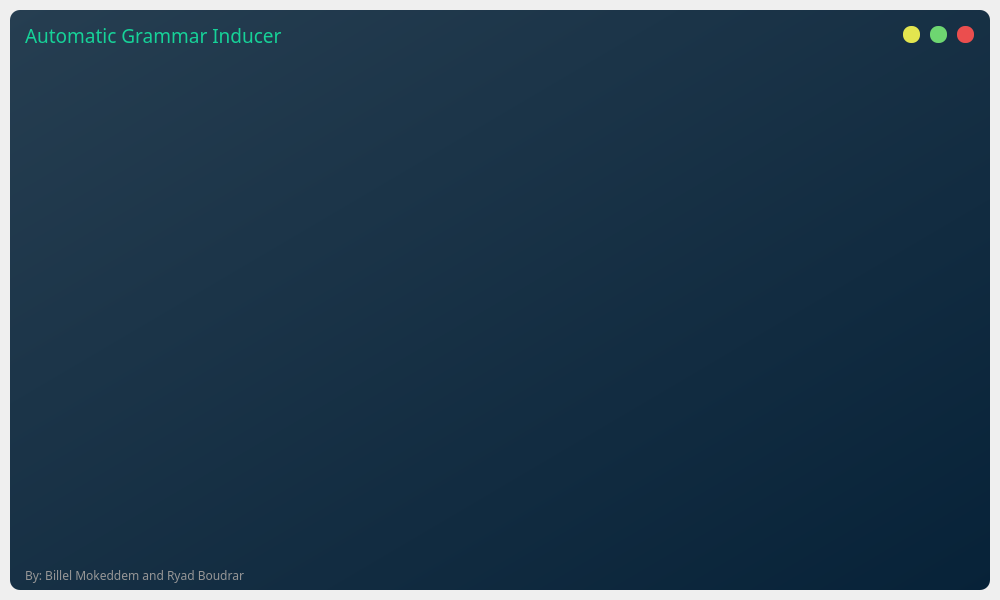
First picture: the form in frontend/interface.ui, repository mokeddembillel/NLP-Grammar-Inducer, before the edit.
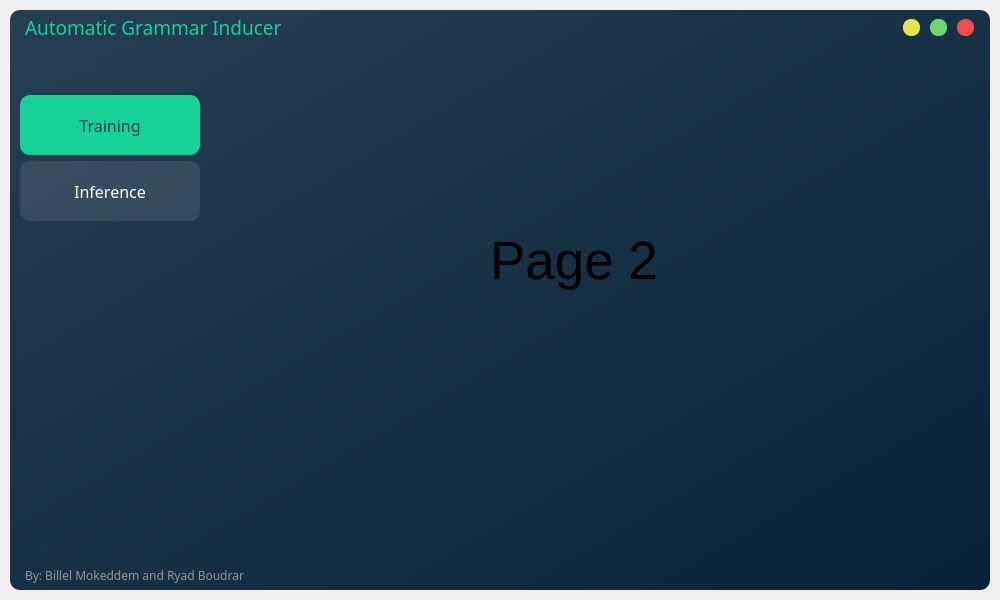
Second picture: the form after the edit.

Commit message: Creating the sidebar buttons and pagination design

```diff
--- a/frontend/interface.ui
+++ b/frontend/interface.ui
@@ -263,10 +263,229 @@
          <property name="frameShadow">
           <enum>QFrame::Raised</enum>
          </property>
+         <layout class="QHBoxLayout" name="horizontalLayout_6">
+          <property name="spacing">
+           <number>0</number>
+          </property>
+          <property name="leftMargin">
+           <number>0</number>
+          </property>
+          <property name="topMargin">
+           <number>0</number>
+          </property>
+          <property name="rightMargin">
+           <number>0</number>
+          </property>
+          <property name="bottomMargin">
+           <number>0</number>
+          </property>
+          <item>
+           <widget class="QFrame" name="side_bar">
+            <property name="maximumSize">
+             <size>
+              <width>200</width>
+              <height>16777215</height>
+             </size>
+            </property>
+            <property name="layoutDirection">
+             <enum>Qt::LeftToRight</enum>
+            </property>
+            <property name="frameShape">
+             <enum>QFrame::NoFrame</enum>
+            </property>
+            <property name="frameShadow">
+             <enum>QFrame::Raised</enum>
+            </property>
+            <layout class="QFormLayout" name="formLayout">
+             <property name="leftMargin">
+              <number>10</number>
+             </property>
+             <property name="topMargin">
+              <number>50</number>
+             </property>
+             <property name="rightMargin">
+              <number>10</number>
+             </property>
+             <property name="bottomMargin">
+              <number>0</number>
+             </property>
+             <item row="0" column="0">
+              <widget class="QPushButton" name="btn_training">
+               <property name="minimumSize">
+                <size>
+                 <width>180</width>
+                 <height>60</height>
+                </size>
+               </property>
+               <property name="maximumSize">
+                <size>
+                 <width>180</width>
+                 <height>60</height>
+                </size>
+               </property>
+               <property name="font">
+                <font>
+                 <family>Tw Cen MT</family>
+                 <pointsize>12</pointsize>
+                </font>
+               </property>
+               <property name="layoutDirection">
+                <enum>Qt::LeftToRight</enum>
+               </property>
+               <property name="styleSheet">
+                <string notr="true">QPushButton {
+	background-color: rgb(22, 210, 152);
+	color: rgb(38, 62, 81);
+}
+
+QPushButton:hover {
+	background-color: rgb(22, 210, 152);
+	color: rgb(38, 62, 81);
+}
+</string>
+               </property>
+               <property name="text">
+                <string>Training</string>
+               </property>
+              </widget>
+             </item>
+             <item row="1" column="0">
+              <widget class="QPushButton" name="btn_inference">
+               <property name="minimumSize">
+                <size>
+                 <width>180</width>
+                 <height>60</height>
+                </size>
+               </property>
+               <property name="maximumSize">
+                <size>
+                 <width>180</width>
+                 <height>60</height>
+                </size>
+               </property>
+               <property name="font">
+                <font>
+                 <family>Tw Cen MT</family>
+                 <pointsize>12</pointsize>
+                </font>
+               </property>
+               <property name="layoutDirection">
+                <enum>Qt::LeftToRight</enum>
+               </property>
+               <property name="styleSheet">
+                <string notr="true">QPushButton {
+	color: rgb(255,255,255);
+	background-color: rgba(255, 255, 255, 0.1);
+}
+
+QPushButton:hover {
+	color: rgb(255,255,255);
+	background-color: rgba(255, 255, 255, 0.2);
+}
+</string>
+               </property>
+               <property name="text">
+                <string>Inference</string>
+               </property>
+              </widget>
+             </item>
+            </layout>
+           </widget>
+          </item>
+          <item>
+           <widget class="QFrame" name="conent_training">
+            <property name="frameShape">
+             <enum>QFrame::StyledPanel</enum>
+            </property>
+            <property name="frameShadow">
+             <enum>QFrame::Raised</enum>
+            </property>
+            <layout class="QHBoxLayout" name="horizontalLayout_7">
+             <property name="spacing">
+              <number>0</number>
+             </property>
+             <property name="leftMargin">
+              <number>0</number>
+             </property>
+             <property name="topMargin">
+              <number>0</number>
+             </property>
+             <property name="rightMargin">
+              <number>0</number>
+             </property>
+             <property name="bottomMargin">
+              <number>0</number>
+             </property>
+             <item>
+              <widget class="QStackedWidget" name="stackedWidget">
+               <property name="styleSheet">
+                <string notr="true"/>
+               </property>
+               <property name="currentIndex">
+                <number>0</number>
+               </property>
+               <widget class="QWidget" name="training">
+                <property name="styleSheet">
+                 <string notr="true">background-color: none;</string>
+                </property>
+                <widget class="QLabel" name="label_2">
+                 <property name="geometry">
+                  <rect>
+                   <x>280</x>
+                   <y>145</y>
+                   <width>341</width>
+                   <height>141</height>
+                  </rect>
+                 </property>
+                 <property name="font">
+                  <font>
+                   <pointsize>40</pointsize>
+                  </font>
+                 </property>
+                 <property name="text">
+                  <string>Page 2</string>
+                 </property>
+                </widget>
+               </widget>
+               <widget class="QWidget" name="inference">
+                <property name="styleSheet">
+                 <string notr="true">background-color: none;</string>
+                </property>
+                <widget class="QLabel" name="label">
+                 <property name="geometry">
+                  <rect>
+                   <x>300</x>
+                   <y>145</y>
+                   <width>271</width>
+                   <height>121</height>
+                  </rect>
+                 </property>
+                 <property name="font">
+                  <font>
+                   <pointsize>40</pointsize>
+                  </font>
+                 </property>
+                 <property name="text">
+                  <string>Page 1</string>
+                 </property>
+                </widget>
+               </widget>
+              </widget>
+             </item>
+            </layout>
+           </widget>
+          </item>
+         </layout>
         </widget>
        </item>
        <item>
         <widget class="QFrame" name="credits_bar">
+         <property name="minimumSize">
+          <size>
+           <width>0</width>
+           <height>30</height>
+          </size>
+         </property>
          <property name="maximumSize">
           <size>
            <width>16777215</width>
```
